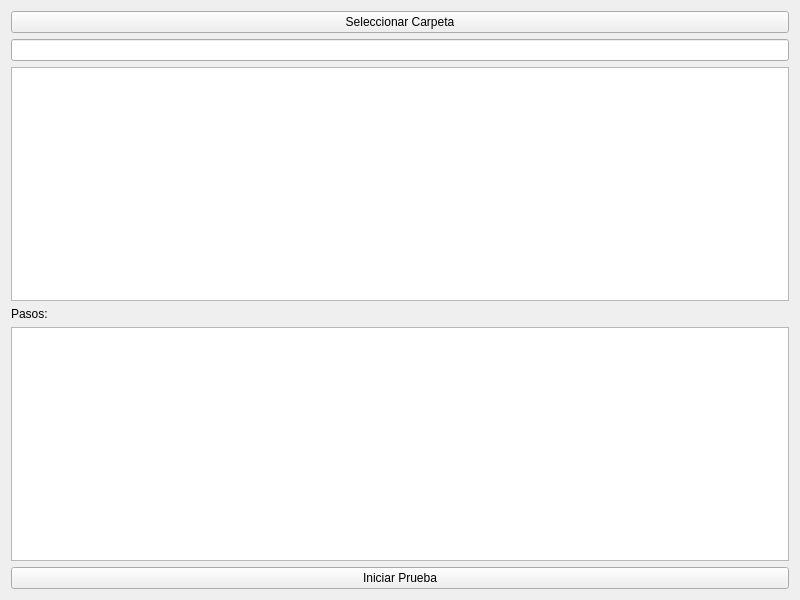
This is mainWindow.ui in Ecenys/MQTT-Message-Tester as Qt 5 draws it before an edit. The edited form follows.
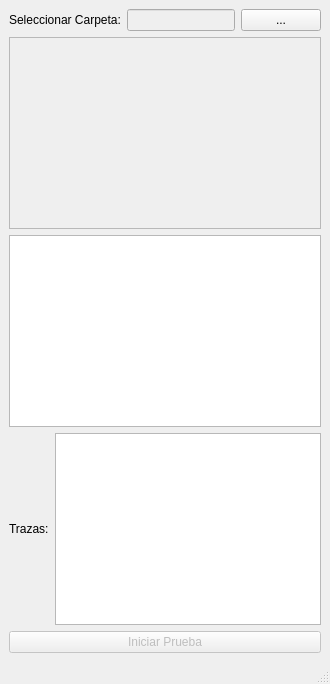
This is the edited form.

Commit message: UI Update and script python

Patch:
```diff
--- a/mainWindow.ui
+++ b/mainWindow.ui
@@ -1,70 +1,80 @@
 <?xml version="1.0" encoding="UTF-8"?>
 <ui version="4.0">
   <class>TestApp</class>
-  <widget class="QWidget" name="TestApp">
-    <property name="geometry">
-      <rect>
-        <x>0</x>
-        <y>0</y>
-        <width>800</width>
-        <height>600</height>
-      </rect>
-    </property>
-    <property name="windowTitle">
-      <string>Test App</string>
-    </property>
+  <widget class="QMainWindow" name="TestApp">
+    <widget class="QWidget" name="centralWidget">
     <layout class="QVBoxLayout" name="verticalLayout">
       <item>
-        <widget class="QPushButton" name="pushButtonDirectory">
+          <layout class="QHBoxLayout" name="horizontalLayout">
+            <item>
+              <widget class="QLabel" name="folderLabel">
           <property name="text">
-            <string>Seleccionar Carpeta</string>
+                  <string>Seleccionar Carpeta:</string>
           </property>
         </widget>
       </item>
       <item>
-        <widget class="QLineEdit" name="lineEditDirectory">
-          <property name="readOnly">
-            <bool>true</bool>
+              <widget class="QLineEdit" name="folderLineEdit">
+                <property name="enabled">
+                  <bool>false</bool>
           </property>
         </widget>
       </item>
       <item>
-        <widget class="QListWidget" name="listWidgetFiles">
-          <property name="alternatingRowColors">
+              <widget class="QPushButton" name="folderButton">
+                <property name="text">
+                  <string>...</string>
+                </property>
+              </widget>
+            </item>
+          </layout>
+        </item>
+        <item>
+          <widget class="QListWidget" name="zipListWidget">
+            <property name="enabled">
+              <bool>false</bool>
+            </property>
+          </widget>
+        </item>
+        <item>
+          <widget class="QTextEdit" name="stepTextEdit">
+            <property name="readOnly">
             <bool>true</bool>
           </property>
         </widget>
       </item>
       <item>
-        <widget class="QLabel" name="labelSteps">
+          <layout class="QHBoxLayout" name="traceLayout">
+            <item>
+              <widget class="QLabel" name="traceLabel">
           <property name="text">
-            <string>Pasos:</string>
+                  <string>Trazas:</string>
           </property>
         </widget>
       </item>
       <item>
-        <widget class="QTextEdit" name="textEditSteps">
+              <widget class="QTextEdit" name="traceTextEdit">
           <property name="readOnly">
             <bool>true</bool>
           </property>
         </widget>
       </item>
+          </layout>
+        </item>
       <item>
         <widget class="QPushButton" name="pushButtonStartTest">
           <property name="text">
             <string>Iniciar Prueba</string>
           </property>
+            <property name="enabled">
+              <bool>false</bool>
+            </property>
         </widget>
       </item>
     </layout>
   </widget>
-  <customwidgets>
-    <customwidget>
-      <class>QListWidgetItem</class>
-      <extends>QWidget</extends>
-      <header>QListWidgetItem</header>
-    </customwidget>
-  </customwidgets>
+    <widget class="QStatusBar" name="statusbar"/>
+  </widget>
   <resources/>
   <connections>
     <connection>
```
Left out of the diff: 17 changed lines with no effect on the pictures. Lines whose indentation alone changed are shown as unchanged. The commit also changes 1 other file.
